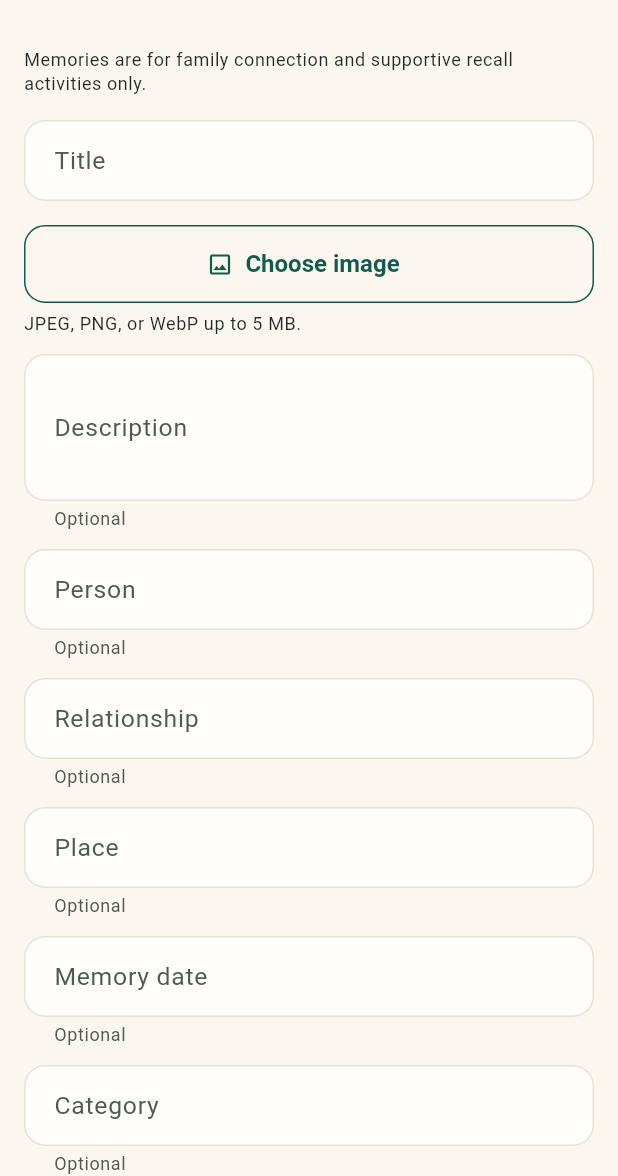
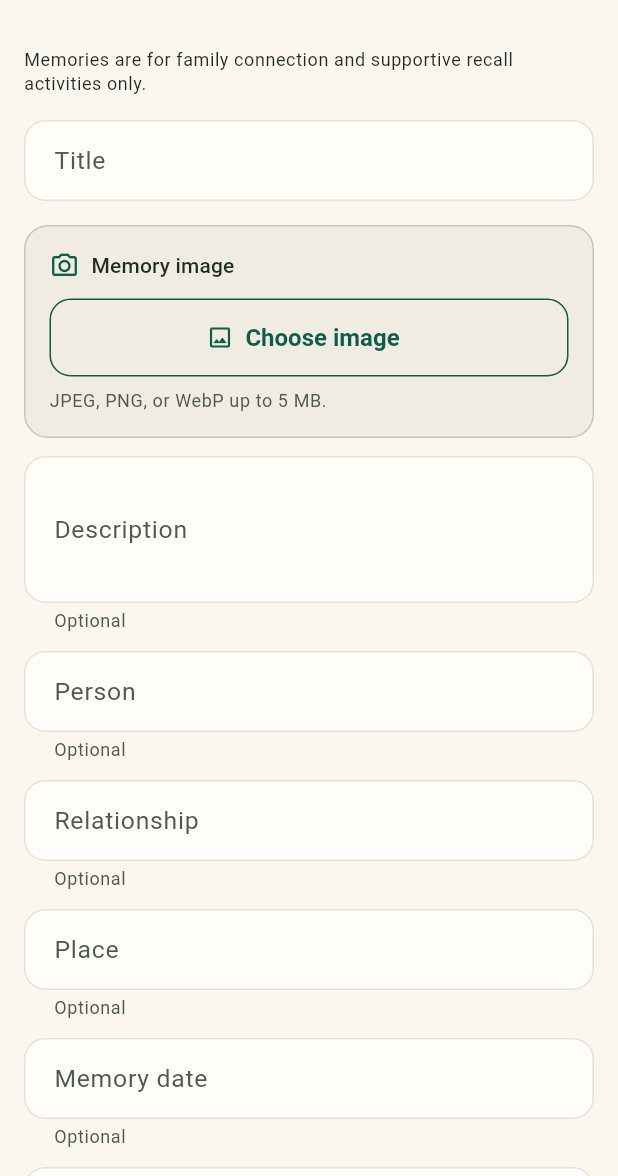
Before and after one commit to samahsuwan122/NeuroBridge, a Flutter app: the MemoryCreateScreen screen opened by its route, on a phone screen of 412 x 824 dp, the part 60-1236 px from its top. Run offline on Flutter 3.47's test engine with Material 3 defaults, Android fonts, the phone set to English and light mode, and no system bars; our stand-ins replace dio, go_router, image_picker; accounts and stored records are empty.

Commit message:
style(mobile): polish games and memory screens

```diff
--- a/mobile/lib/features/games/presentation/game_details_screen.dart
+++ b/mobile/lib/features/games/presentation/game_details_screen.dart
@@ -5,6 +5,7 @@ import '../../../core/localization/app_localizations.dart';
 import '../../../core/widgets/emerald_panel.dart';
 import '../../../core/widgets/language_button.dart';
 import '../data/game_definition.dart';
+import 'game_visuals.dart';
 
 const _memoryMatchSlug = 'memory_match';
 const _memoryRecallSlug = 'memory_recall';
@@ -40,8 +41,7 @@ class GameDetailsScreen extends StatelessWidget {
                       children: [
                         Row(
                           children: [
-                            const IconChip(
-                                icon: Icons.videogame_asset_rounded, size: 56),
+                            IconChip(icon: gameIcon(game), size: 56),
                             const SizedBox(width: 14),
                             Expanded(
                               child: Text(game.name,
--- a/mobile/lib/features/games/presentation/games_screen.dart
+++ b/mobile/lib/features/games/presentation/games_screen.dart
@@ -9,6 +9,7 @@ import '../../../core/widgets/language_button.dart';
 import '../../../core/widgets/loading_state.dart';
 import '../application/games_controller.dart';
 import '../data/game_definition.dart';
+import 'game_visuals.dart';
 
 /// Cognitive games list. Tapping a game opens a details placeholder — no real
 /// game mechanics yet.
@@ -123,7 +124,7 @@ class _GameCard extends StatelessWidget {
           padding: const EdgeInsets.all(18),
           child: Row(
             children: [
-              const IconChip(icon: Icons.videogame_asset_rounded, size: 54),
+              IconChip(icon: gameIcon(game), size: 54),
               const SizedBox(width: 16),
               Expanded(
                 child: Column(
--- a/mobile/lib/features/memories/presentation/memory_create_screen.dart
+++ b/mobile/lib/features/memories/presentation/memory_create_screen.dart
@@ -236,27 +236,56 @@ class _ImageSection extends StatelessWidget {
       builder: (context, _) {
         final selected = memories.selectedImage;
         final error = _errorText();
-        return Column(
+        return Container(
+          padding: const EdgeInsets.all(16),
+          decoration: BoxDecoration(
+            color: theme.colorScheme.surfaceContainerHighest.withValues(alpha: 0.5),
+            borderRadius: BorderRadius.circular(16),
+            border: Border.all(color: theme.colorScheme.outlineVariant),
+          ),
+          child: Column(
             crossAxisAlignment: CrossAxisAlignment.start,
             children: [
+              Row(
+                children: [
+                  Icon(Icons.photo_camera_outlined,
+                      size: 20, color: theme.colorScheme.primary),
+                  const SizedBox(width: 8),
+                  Text(l10n.memoryImage,
+                      style: theme.textTheme.titleSmall),
+                ],
+              ),
+              const SizedBox(height: 12),
               OutlinedButton.icon(
                 onPressed: memories.pickImage,
                 icon: const Icon(Icons.image_outlined),
-              label: Text(selected == null ? l10n.chooseImage : l10n.changeImage),
+                label: Text(
+                    selected == null ? l10n.chooseImage : l10n.changeImage),
               ),
               if (selected != null) ...[
-              const SizedBox(height: 6),
-              Text('${l10n.imageSelected}: ${selected.filename}',
+                const SizedBox(height: 8),
+                Row(
+                  children: [
+                    Icon(Icons.check_circle_outline,
+                        size: 18, color: theme.colorScheme.primary),
+                    const SizedBox(width: 6),
+                    Expanded(
+                      child: Text('${l10n.imageSelected}: ${selected.filename}',
                           style: theme.textTheme.bodyMedium),
+                    ),
+                  ],
+                ),
               ],
               if (error != null) ...[
-              const SizedBox(height: 6),
-              Text(error,
-                  style: TextStyle(color: theme.colorScheme.error)),
+                const SizedBox(height: 8),
+                Text(error, style: TextStyle(color: theme.colorScheme.error)),
               ],
-            const SizedBox(height: 6),
-            Text(l10n.imageRequirements, style: theme.textTheme.bodySmall),
+              const SizedBox(height: 8),
+              Text(l10n.imageRequirements,
+                  style: theme.textTheme.bodySmall
+                      ?.copyWith(color: theme.colorScheme.onSurfaceVariant)),
             ],
+          ),
         );
       },
     );
```
Also changed, not shown: mobile/lib/features/games/memory_recall/presentation/memory_recall_screen.dart (+33 -8 lines), mobile/lib/features/games/presentation/game_visuals.dart (added, +26 -0 lines), mobile/lib/features/memories/presentation/memories_screen.dart (+12 -6 lines), mobile/lib/features/memories/presentation/memory_details_screen.dart (+7 -2 lines), 1 other file. Lines whose indentation alone changed are shown as unchanged.
